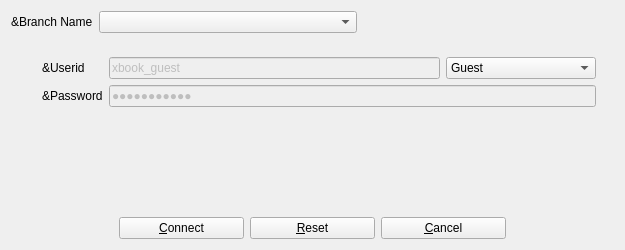
textbrowser/biblioteq, file UI/biblioteq_branch_s.ui: the form before one commit.
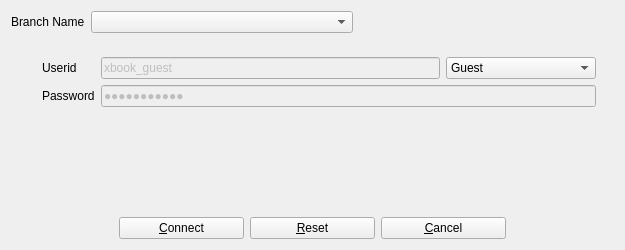
The form after the commit. The open tabs and pages were chosen to show the change. Icons and pictures are not drawn.

Patch:
```diff
--- a/UI/biblioteq_branch_s.ui
+++ b/UI/biblioteq_branch_s.ui
@@ -23,7 +23,7 @@
      <item>
       <widget class="QLabel" name="label_4">
        <property name="text">
-        <string>&amp;Branch Name</string>
+        <string>Branch Name</string>
        </property>
       </widget>
      </item>
@@ -127,7 +127,7 @@
           <item row="0" column="1">
            <widget class="QLabel" name="label_6">
             <property name="text">
-             <string>&amp;Userid</string>
+             <string>Userid</string>
             </property>
            </widget>
           </item>
@@ -179,7 +179,7 @@
           <item row="1" column="1">
            <widget class="QLabel" name="label_5">
             <property name="text">
-             <string>&amp;Password</string>
+             <string>Password</string>
             </property>
            </widget>
           </item>
```
